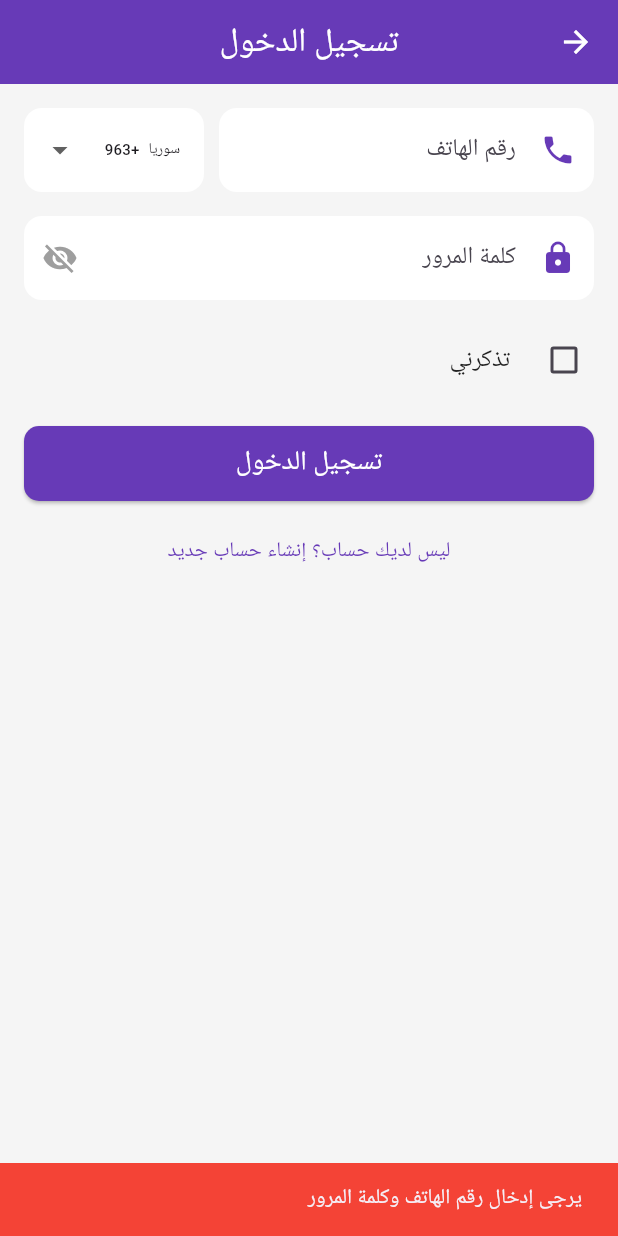
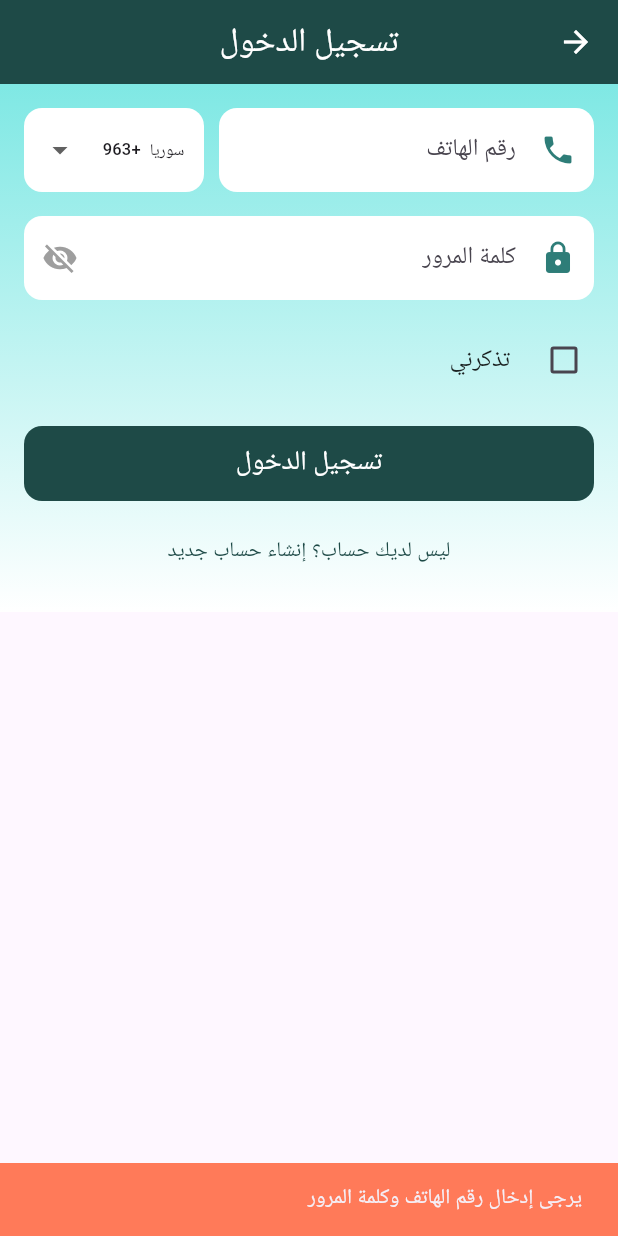
Before and after one commit to hashembadawi/forsa, a Flutter app: the LoginScreen screen opened directly, after a tap on "تسجيل الدخول", on a phone screen of 412 x 824 dp. Run offline on Flutter 3.47's test engine with Material 3 defaults, Android fonts, the phone set to English and light mode, and no system bars; our stand-ins replace flutter_image_compress, image_picker, shared_preferences; accounts and stored records are empty; network calls fail; Roboto replaces fonts that are missing (Arabic).

Commit message:
enhance LoginScreen UI with updated color scheme, gradient background, and improved button styles

```diff
--- a/lib/screens/login_screen.dart
+++ b/lib/screens/login_screen.dart
@@ -116,7 +116,7 @@ class _LoginScreenState extends State<LoginScreen> {
     ScaffoldMessenger.of(context).showSnackBar(
       SnackBar(
         content: Text(message),
-        backgroundColor: Colors.red,
+        backgroundColor: const Color(0xFFFF7A59),
       ),
     );
   }
@@ -126,19 +126,30 @@ class _LoginScreenState extends State<LoginScreen> {
     return Directionality(
       textDirection: TextDirection.rtl,
       child: Scaffold(
-        backgroundColor: Colors.grey[100],
         resizeToAvoidBottomInset: true,
         appBar: AppBar(
           title: const Text('تسجيل الدخول'),
           centerTitle: true,
-          backgroundColor: Colors.deepPurple,
+          backgroundColor: const Color(0xFF1E4A47),
           foregroundColor: Colors.white,
+          elevation: 0,
           leading: IconButton(
             icon: const Icon(Icons.arrow_back),
             onPressed: () => Navigator.pop(context),
           ),
         ),
-        body: SingleChildScrollView(
+        body: Container(
+          decoration: const BoxDecoration(
+            gradient: LinearGradient(
+              begin: Alignment.topCenter,
+              end: Alignment.bottomCenter,
+              colors: [
+                Color(0xFF7FE8E4),
+                Colors.white,
+              ],
+            ),
+          ),
+          child: SingleChildScrollView(
             padding: EdgeInsets.only(
               left: 16,
               right: 16,
@@ -161,7 +172,7 @@ class _LoginScreenState extends State<LoginScreen> {
                           borderRadius: BorderRadius.circular(12),
                           borderSide: BorderSide.none,
                         ),
-                        prefixIcon: const Icon(Icons.phone, color: Colors.deepPurple),
+                        prefixIcon: const Icon(Icons.phone, color: Color(0xFF2E7D78)),
                       ),
                       keyboardType: TextInputType.phone,
                     ),
@@ -185,9 +196,9 @@ class _LoginScreenState extends State<LoginScreen> {
                           value: country,
                           child: Row(
                             children: [
-                              Text(country['name']!, style: const TextStyle(fontSize: 10)),
+                              Text(country['name']!, style: const TextStyle(fontSize: 11)),
                               const SizedBox(width: 6),
-                              Text(country['code']!, style: const TextStyle(fontSize: 10)),
+                              Text(country['code']!, style: const TextStyle(fontSize: 11)),
                             ],
                           ),
                         );
@@ -214,7 +225,7 @@ class _LoginScreenState extends State<LoginScreen> {
                     borderRadius: BorderRadius.circular(12),
                     borderSide: BorderSide.none,
                   ),
-                  prefixIcon: const Icon(Icons.lock, color: Colors.deepPurple),
+                  prefixIcon: const Icon(Icons.lock, color: Color(0xFF2E7D78)),
                   suffixIcon: IconButton(
                     icon: Icon(
                       !_showPasswordPhone ? Icons.visibility_off : Icons.visibility,
@@ -234,14 +245,16 @@ class _LoginScreenState extends State<LoginScreen> {
               ),
               const SizedBox(height: 16),
               _isLoading
-                  ? const CircularProgressIndicator()
+                  ? const CircularProgressIndicator(color: Color(0xFF4DD0CC))
                   : ElevatedButton(
                       onPressed: _login,
                       style: ElevatedButton.styleFrom(
                         minimumSize: const Size(double.infinity, 50),
-                        backgroundColor: Colors.deepPurple,
+                        backgroundColor: const Color(0xFF1E4A47),
+                        foregroundColor: Colors.white,
                         shape: RoundedRectangleBorder(
-                            borderRadius: BorderRadius.circular(10)),
+                            borderRadius: BorderRadius.circular(12)),
+                        elevation: 0,
                       ),
                       child: const Text(
                         'تسجيل الدخول',
@@ -261,13 +274,14 @@ class _LoginScreenState extends State<LoginScreen> {
                 },
                 child: const Text(
                   "ليس لديك حساب؟ إنشاء حساب جديد",
-                  style: TextStyle(color: Colors.deepPurple),
+                  style: TextStyle(color: Color(0xFF1E4A47)),
                 ),
               ),
             ],
           ),
         ),
       ),
+      ),
     );
   }
 }
```
Lines whose indentation alone changed are shown as unchanged.
